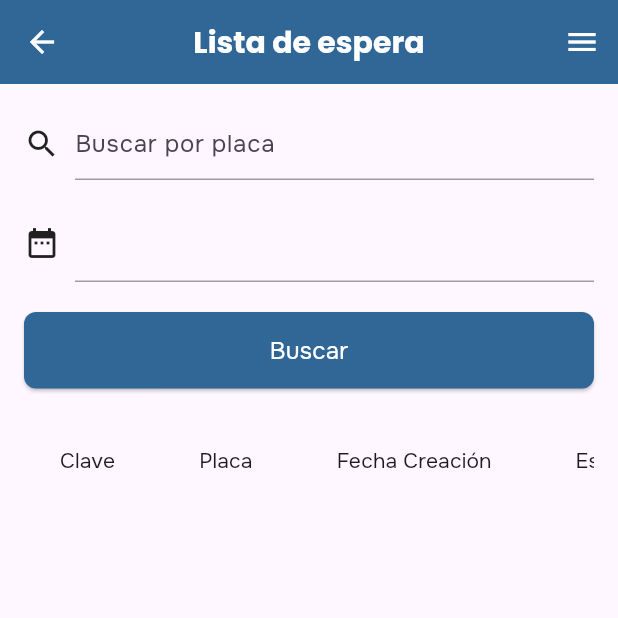
After one commit to silverblade34/app_signiafase2, a Flutter app: the HistoryPage screen opened by its route, on a phone screen of 412 x 824 dp, the top half of it. The commit adds this screen. Run offline on Flutter 3.47's test engine with Material 3 defaults, Android fonts, the phone set to English and light mode, and no system bars; our stand-ins replace dio, flutter_dotenv, flutter_spinkit, get, get_storage, shared_preferences and 1 more; accounts and stored records are empty.

Commit message:
feat: history maquetado

```diff
--- a/lib/config/constants/fonts.dart
+++ b/lib/config/constants/fonts.dart
@@ -33,7 +33,7 @@ class AppFonts {
 
   static const TextStyle titleAppBar = TextStyle(
     fontFamily: fontFamily,
-    fontSize: 21,
+    fontSize: 20,
     fontWeight: FontWeight.bold,
     color: Colors.white,
   );
--- a/lib/config/routes/routes.dart
+++ b/lib/config/routes/routes.dart
@@ -6,4 +6,5 @@ abstract class Routes {
   static const login = '/login';
   static const home = '/home';
   static const units = '/units';
+    static const history = '/history';
 }
--- a/lib/core/widgets/drawer_body.dart
+++ b/lib/core/widgets/drawer_body.dart
@@ -17,7 +17,7 @@ class DrawerBodyWidget extends StatelessWidget {
     dynamic storedData = [
       {"title": "Home", "route": "/home", "key": "home"},
       {"title": "Salida de unidades", "route": "/units", "key": "units"},
-      {"title": "Historial", "route": "/record", "key": "record"},
+      {"title": "Historial", "route": "/history", "key": "history"},
       {"title": "Cerrar sesión", "route": "/logout", "key": null}
     ];
 
--- /dev/null
+++ b/lib/features/history/controllers/history_controller.dart
@@ -0,0 +1,48 @@
+import 'package:flutter/material.dart';
+import 'package:get/get.dart';
+import 'package:get_storage/get_storage.dart';
+
+class HistoryController extends GetxController {
+  RxString nameUser = "".obs;
+  final box = GetStorage();
+  final TextEditingController searchController = TextEditingController();
+  final RxString selectedDate = ''.obs;
+  final RxList<HistoryData> historyData = <HistoryData>[].obs;
+
+  Future<void> selectDate(BuildContext context) async {
+    final DateTime? pickedDate = await showDatePicker(
+      context: context,
+      initialDate: DateTime.now(),
+      firstDate: DateTime(2000),
+      lastDate: DateTime(2101),
+    );
+    if (pickedDate != null) {
+      selectedDate.value =
+          '${pickedDate.year}-${pickedDate.month}-${pickedDate.day}';
+    }
+  }
+
+  void searchHistory() {
+    // Implementar lógica de búsqueda
+  }
+  @override
+  void onInit() async {
+    super.onInit();
+    nameUser.value = box.read("nameUser");
+  }
+}
+
+class HistoryData {
+  final String key;
+  final String plate;
+  final String creationDate;
+  final String status;
+  final String comment;
+
+  HistoryData(
+      {required this.key,
+      required this.plate,
+      required this.creationDate,
+      required this.status,
+      required this.comment});
+}
--- /dev/null
+++ b/lib/features/history/presentation/pages/history_page.dart
@@ -0,0 +1,127 @@
+import 'package:app_signiafase2/config/constants/colors.dart';
+import 'package:app_signiafase2/config/constants/fonts.dart';
+import 'package:app_signiafase2/core/widgets/slidebar.dart';
+import 'package:app_signiafase2/features/history/controllers/history_controller.dart';
+import 'package:flutter/material.dart';
+import 'package:get/get.dart';
+
+class HistoryPage extends GetView<HistoryController> {
+  const HistoryPage({super.key});
+
+  @override
+  Widget build(BuildContext context) {
+    return Scaffold(
+      appBar: AppBar(
+        title: const Text('Lista de espera', style: AppFonts.titleAppBar),
+        backgroundColor: AppColors.primaryColor,
+        centerTitle: true,
+        iconTheme: const IconThemeData(color: Colors.white),
+      ),
+      endDrawer: Obx(
+        () => slidebarDrawer(nameConductor: controller.nameUser.value),
+      ),
+      body: SafeArea(
+        child: Padding(
+          padding: const EdgeInsets.all(16.0),
+          child: Column(
+            crossAxisAlignment: CrossAxisAlignment.start,
+            children: [
+              Row(
+                children: [
+                  const Icon(Icons.search),
+                  const SizedBox(width: 10),
+                  Expanded(
+                    child: TextField(
+                      controller: controller.searchController,
+                      decoration: const InputDecoration(
+                        hintText: 'Buscar por placa',
+                        border: UnderlineInputBorder(
+                          borderSide:
+                              BorderSide(color: Colors.grey, width: 1.0),
+                        ),
+                        focusedBorder: UnderlineInputBorder(
+                          borderSide:
+                              BorderSide(color: Colors.blue, width: 2.0),
+                        ),
+                        enabledBorder: UnderlineInputBorder(
+                          borderSide:
+                              BorderSide(color: Colors.grey, width: 1.0),
+                        ),
+                      ),
+                    ),
+                  ),
+                ],
+              ),
+              const SizedBox(height: 16),
+              Row(
+                children: [
+                  const Icon(Icons.date_range),
+                  const SizedBox(width: 10),
+                  Expanded(
+                    child: InkWell(
+                      onTap: () => controller.selectDate(context),
+                      child: Container(
+                        padding: const EdgeInsets.symmetric(
+                            horizontal: 10, vertical: 14),
+                        decoration: BoxDecoration(
+                          border: const Border(
+                            bottom: BorderSide(color: Colors.grey, width: 1.0),
+                          ),
+                        ),
+                        child: Obx(() => Text(
+                              controller.selectedDate.value,
+                              style: const TextStyle(fontSize: 16),
+                            )),
+                      ),
+                    ),
+                  ),
+                ],
+              ),
+              const SizedBox(height: 20),
+              SizedBox(
+                width: double.infinity,
+                child: ElevatedButton(
+                  onPressed: () => controller.searchHistory(),
+                  style: ElevatedButton.styleFrom(
+                    backgroundColor: AppColors.primaryColor,
+                    padding: const EdgeInsets.symmetric(
+                        horizontal: 30, vertical: 14),
+                    shape: RoundedRectangleBorder(
+                      borderRadius: BorderRadius.circular(8),
+                    ),
+                  ),
+                  child: const Text('Buscar',
+                      style: TextStyle(fontSize: 16, color: Colors.white)),
+                ),
+              ),
+              const SizedBox(height: 20),
+              Expanded(
+                child: SingleChildScrollView(
+                  scrollDirection: Axis.horizontal,
+                  child: DataTable(
+                    columns: const [
+                      DataColumn(label: Text('Clave')),
+                      DataColumn(label: Text('Placa')),
+                      DataColumn(label: Text('Fecha Creación')),
+                      DataColumn(label: Text('Estado')),
+                      DataColumn(label: Text('Comentario')),
+                    ],
+                    rows: controller.historyData.map((data) {
+                      return DataRow(cells: [
+                        DataCell(Text(data.key)),
+                        DataCell(Text(data.plate)),
+                        DataCell(Text(data.creationDate)),
+                        DataCell(Text(data.status)),
+                        DataCell(Text(data.comment)),
+                      ]);
+                    }).toList(),
+                  ),
+                ),
+              ),
+            ],
+          ),
+        ),
+      ),
+    );
+  }
+}
```
Also changed, not shown: lib/config/routes/pages.dart (+8 -0 lines), lib/features/history/bindings/history_binding.dart (added, +9 -0 lines), lib/features/units/controllers/units_controller.dart (+15 -0 lines), lib/features/units/presentation/widgets/tab_general.dart (+95 -3 lines), lib/features/units/presentation/widgets/tab_resguardo.dart (+24 -0 lines).
